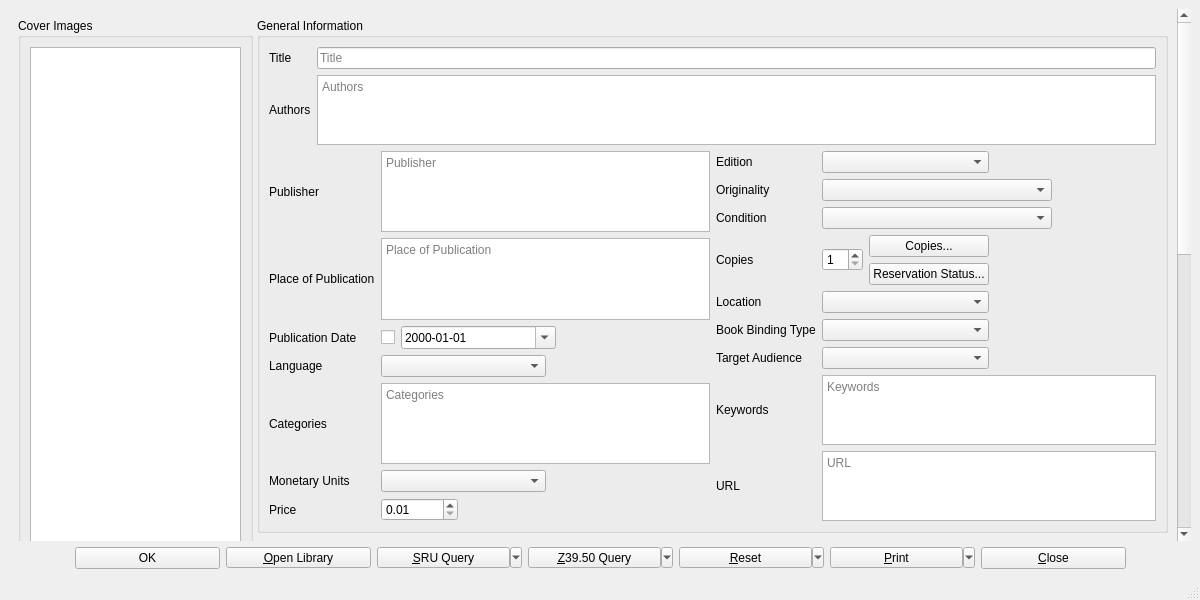
Old version of the form UI/biblioteq_bookinfo.ui in the repository textbrowser/biblioteq.
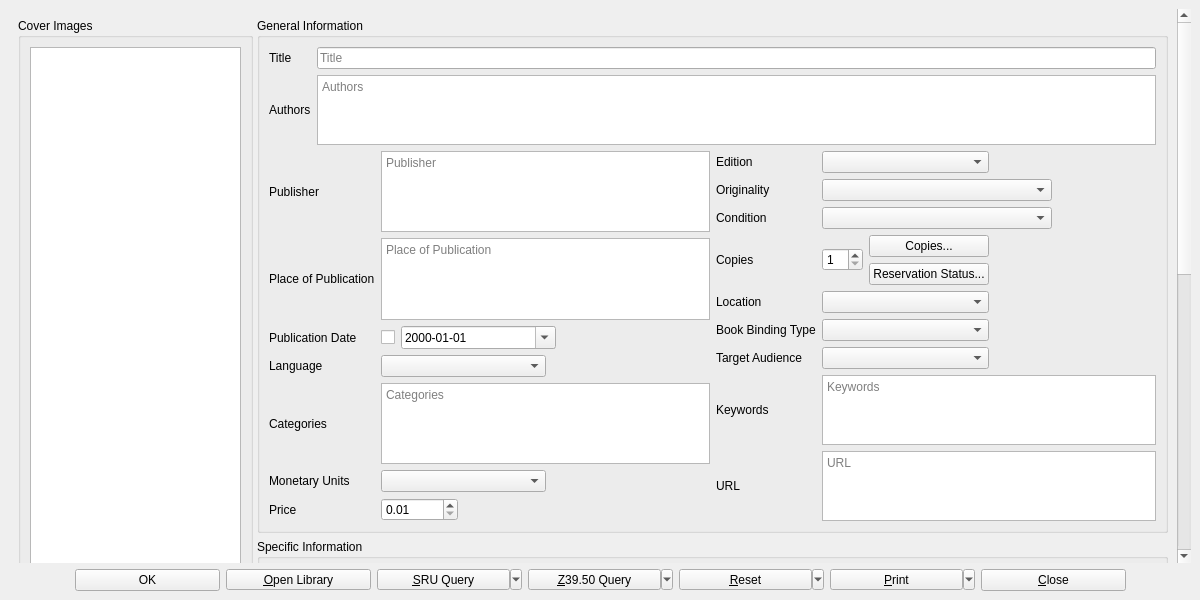
New version of the form. Icons and pictures are not drawn. Custom widgets are drawn as their Qt base class.

Commit message: Removed the status bar.

The edit to the form file:
```diff
--- a/UI/biblioteq_bookinfo.ui
+++ b/UI/biblioteq_bookinfo.ui
@@ -34,7 +34,7 @@
        <property name="geometry">
         <rect>
          <x>0</x>
-         <y>-1028</y>
+         <y>0</y>
          <width>1167</width>
          <height>1543</height>
         </rect>
@@ -1577,7 +1577,6 @@
     </item>
    </layout>
   </widget>
-  <widget class="QStatusBar" name="statusbar"/>
  </widget>
  <customwidgets>
   <customwidget>
```
The commit also changes 1 other file.
